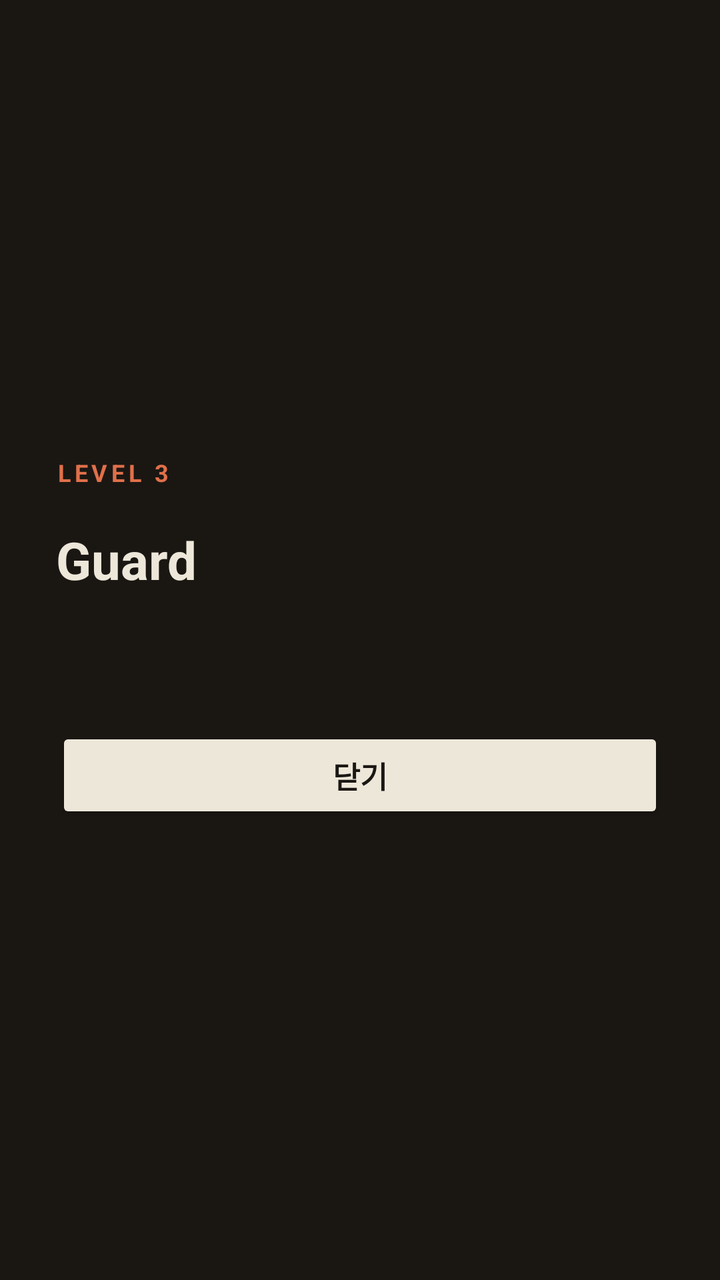
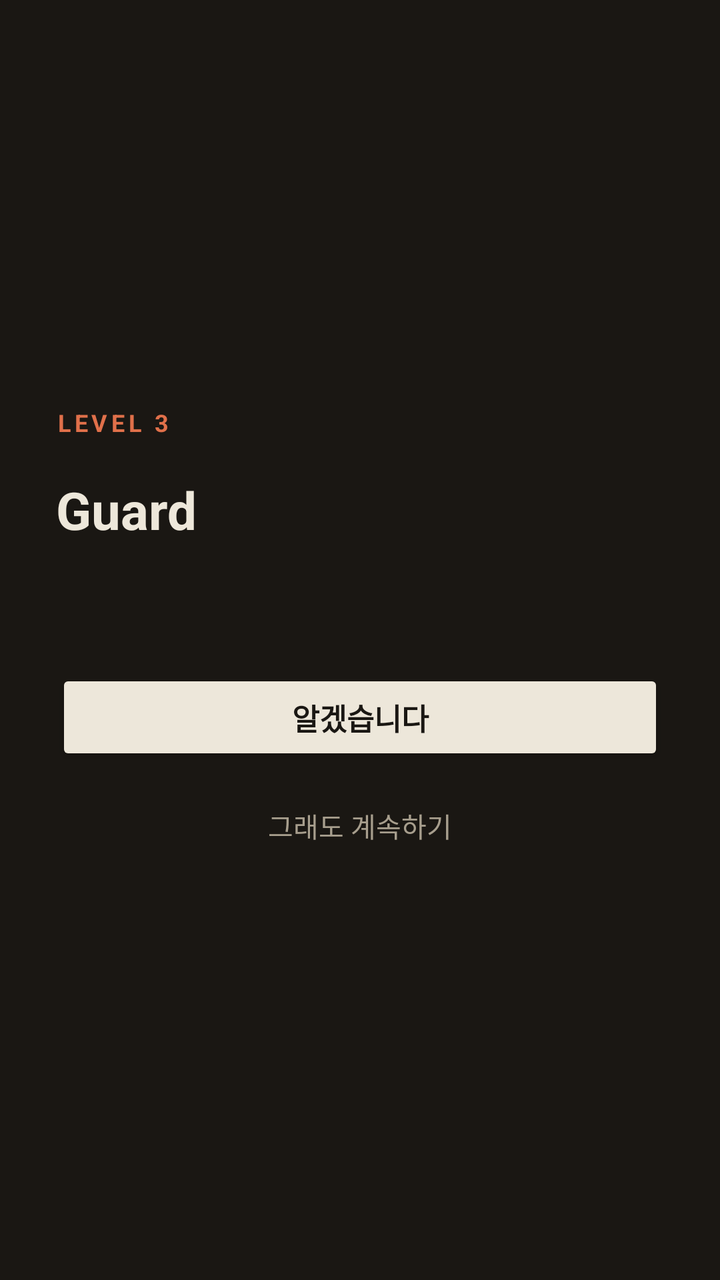

An Android layout rendered at two revisions. The XML below is the earlier revision; the diff shows what the commit changed to produce the second picture.
<!-- AndroidManifest.xml: activity theme Theme.GuardAlert -->
<!-- res/layout/activity_guard_alert.xml -->
<?xml version="1.0" encoding="utf-8"?>
<LinearLayout xmlns:android="http://schemas.android.com/apk/res/android"
    android:layout_width="match_parent"
    android:layout_height="match_parent"
    android:orientation="vertical"
    android:gravity="center_vertical"
    android:background="#1A1713"
    android:padding="28dp"
    android:fitsSystemWindows="true">

    <TextView
        android:id="@+id/guard_level"
        android:layout_width="wrap_content"
        android:layout_height="wrap_content"
        android:text="LEVEL 3"
        android:textColor="#E0704A"
        android:textSize="12sp"
        android:textStyle="bold"
        android:letterSpacing="0.16" />

    <TextView
        android:id="@+id/guard_title"
        android:layout_width="match_parent"
        android:layout_height="wrap_content"
        android:layout_marginTop="18dp"
        android:text="Guard"
        android:textColor="#EDE7DA"
        android:textSize="26sp"
        android:textStyle="bold"
        android:lineSpacingMultiplier="1.25" />

    <TextView
        android:id="@+id/guard_body"
        android:layout_width="match_parent"
        android:layout_height="wrap_content"
        android:layout_marginTop="12dp"
        android:textColor="#A79E8D"
        android:textSize="15sp"
        android:lineSpacingMultiplier="1.55" />

    <Button
        android:id="@+id/guard_dismiss"
        android:layout_width="match_parent"
        android:layout_height="wrap_content"
        android:layout_marginTop="34dp"
        android:text="닫기"
        android:textColor="#1A1713"
        android:textSize="15sp"
        android:textStyle="bold"
        android:backgroundTint="#EDE7DA" />

    

</LinearLayout>
<!-- resources referenced by this layout -->
<resources>
  <style name="Theme.GuardAlert" parent="Theme.AppCompat.NoActionBar">
          <item name="windowActionBar">false</item>
          <item name="windowNoTitle">true</item>
          <item name="android:windowBackground">#1A1713</item>
          <item name="android:statusBarColor">#1A1713</item>
          <item name="android:navigationBarColor">#1A1713</item>
      </style>
</resources>

<!-- the commit's change to res/layout/activity_guard_alert.xml (unified diff, before → after) -->
@@ -1,54 +1,134 @@
 <?xml version="1.0" encoding="utf-8"?>
-<LinearLayout xmlns:android="http://schemas.android.com/apk/res/android"
+<ScrollView xmlns:android="http://schemas.android.com/apk/res/android"
     android:layout_width="match_parent"
     android:layout_height="match_parent"
-    android:orientation="vertical"
-    android:gravity="center_vertical"
     android:background="#1A1713"
-    android:padding="28dp"
+    android:fillViewport="true"
     android:fitsSystemWindows="true">
 
-    <TextView
-        android:id="@+id/guard_level"
-        android:layout_width="wrap_content"
-        android:layout_height="wrap_content"
-        android:text="LEVEL 3"
-        android:textColor="#E0704A"
-        android:textSize="12sp"
-        android:textStyle="bold"
-        android:letterSpacing="0.16" />
-
-    <TextView
-        android:id="@+id/guard_title"
+    <LinearLayout
         android:layout_width="match_parent"
         android:layout_height="wrap_content"
-        android:layout_marginTop="18dp"
-        android:text="Guard"
-        android:textColor="#EDE7DA"
-        android:textSize="26sp"
-        android:textStyle="bold"
-        android:lineSpacingMultiplier="1.25" />
+        android:orientation="vertical"
+        android:gravity="center_vertical"
+        android:minHeight="420dp"
+        android:padding="28dp">
 
-    <TextView
-        android:id="@+id/guard_body"
-        android:layout_width="match_parent"
-        android:layout_height="wrap_content"
-        android:layout_marginTop="12dp"
-        android:textColor="#A79E8D"
-        android:textSize="15sp"
-        android:lineSpacingMultiplier="1.55" />
+        <TextView
+            android:id="@+id/guard_level"
+            android:layout_width="wrap_content"
+            android:layout_height="wrap_content"
+            android:text="LEVEL 3"
+            android:textColor="#E0704A"
+            android:textSize="12sp"
+            android:textStyle="bold"
+            android:letterSpacing="0.16" />
 
-    <Button
-        android:id="@+id/guard_dismiss"
-        android:layout_width="match_parent"
-        android:layout_height="wrap_content"
-        android:layout_marginTop="34dp"
-        android:text="닫기"
-        android:textColor="#1A1713"
-        android:textSize="15sp"
-        android:textStyle="bold"
-        android:backgroundTint="#EDE7DA" />
+        <TextView
+            android:id="@+id/guard_title"
+            android:layout_width="match_parent"
+            android:layout_height="wrap_content"
+            android:layout_marginTop="18dp"
+            android:text="Guard"
+            android:textColor="#EDE7DA"
+            android:textSize="26sp"
+            android:textStyle="bold"
+            android:lineSpacingMultiplier="1.25" />
 
-    
+        <TextView
+            android:id="@+id/guard_body"
+            android:layout_width="match_parent"
+            android:layout_height="wrap_content"
+            android:layout_marginTop="12dp"
+            android:textColor="#A79E8D"
+            android:textSize="15sp"
+            android:lineSpacingMultiplier="1.55" />
 
-</LinearLayout>
+        
+        <Button
+            android:id="@+id/guard_accept"
+            android:layout_width="match_parent"
+            android:layout_height="wrap_content"
+            android:layout_marginTop="30dp"
+            android:text="알겠습니다"
+            android:textColor="#1A1713"
+            android:textSize="15sp"
+            android:textStyle="bold"
+            android:backgroundTint="#EDE7DA" />
+
+        
+        <Button
+            android:id="@+id/guard_override_open"
+            style="?android:attr/borderlessButtonStyle"
+            android:layout_width="match_parent"
+            android:layout_height="wrap_content"
+            android:layout_marginTop="6dp"
+            android:text="그래도 계속하기"
+            android:textColor="#A79E8D"
+            android:textSize="13.5sp" />
+
+        
+        <LinearLayout
+            android:id="@+id/guard_friction"
+            android:layout_width="match_parent"
+            android:layout_height="wrap_content"
+            android:orientation="vertical"
+            android:layout_marginTop="10dp"
+            android:visibility="gone">
+
+            <TextView
+                android:layout_width="match_parent"
+                android:layout_height="wrap_content"
+                android:text="왜 계속하려는지 적어 주세요"
+                android:textColor="#A79E8D"
+                android:textSize="12.5sp" />
+
+            
+            <EditText
+                android:id="@+id/guard_reason"
+                android:layout_width="match_parent"
+                android:layout_height="wrap_content"
+                android:layout_marginTop="8dp"
+                android:minLines="2"
+                android:gravity="top"
+                android:inputType="textMultiLine"
+                android:textColor="#EDE7DA"
+                android:textColorHint="#7C7466"
+                android:textSize="14.5sp"
+                android:background="#221E18"
+                android:padding="12dp"
+                android:importantForAutofill="no"
+                android:hint="한 문장으로" />
+
+            <TextView
+                android:id="@+id/guard_reason_count"
+                android:layout_width="match_parent"
+                android:layout_height="wrap_content"
+                android:layout_marginTop="6dp"
+                android:text="0 / 20자"
+                android:textColor="#7C7466"
+                android:textSize="11.5sp"
+                android:gravity="end" />
+
+            <Button
+                android:id="@+id/guard_override_go"
+                android:layout_width="match_parent"
+                android:layout_height="wrap_content"
+                android:layout_marginTop="12dp"
+                android:enabled="false"
+                android:text="계속하기"
+                android:textColor="#EDE7DA"
+                android:textSize="14.5sp"
+                android:backgroundTint="#3A2A22" />
+
+            <TextView
+                android:id="@+id/guard_wait_note"
+                android:layout_width="match_parent"
+                android:layout_height="wrap_content"
+                android:layout_marginTop="8dp"
+                android:textColor="#7C7466"
+                android:textSize="11.5sp"
+                android:lineSpacingMultiplier="1.4" />
+        </LinearLayout>
+    </LinearLayout>
+</ScrollView>
